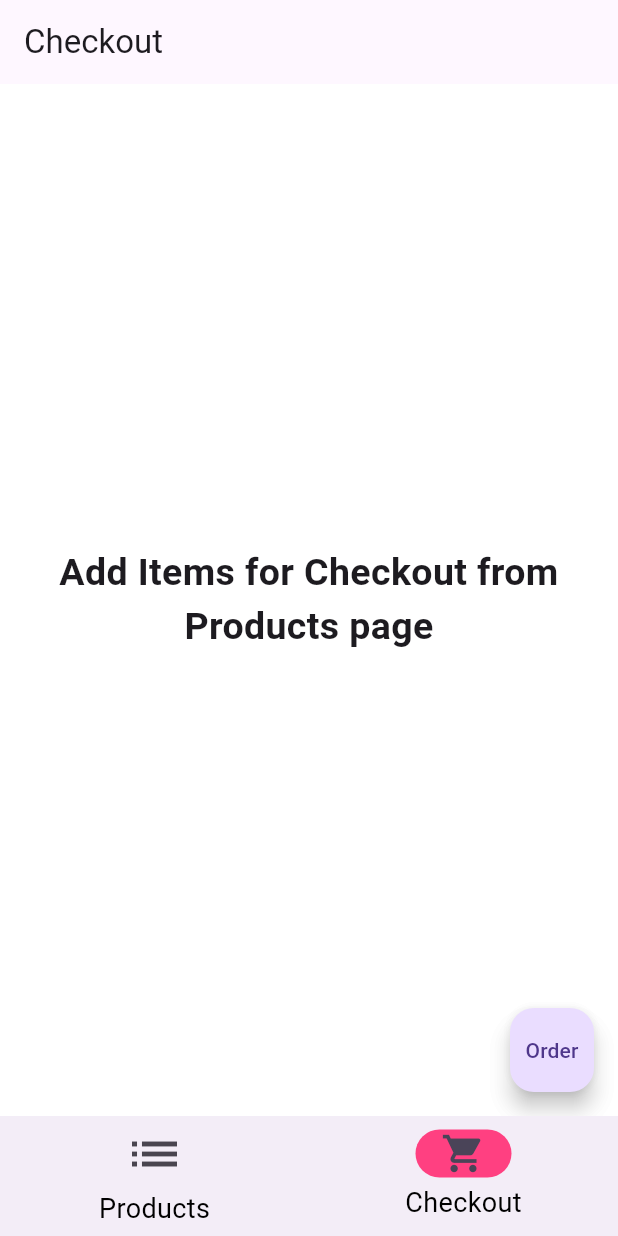
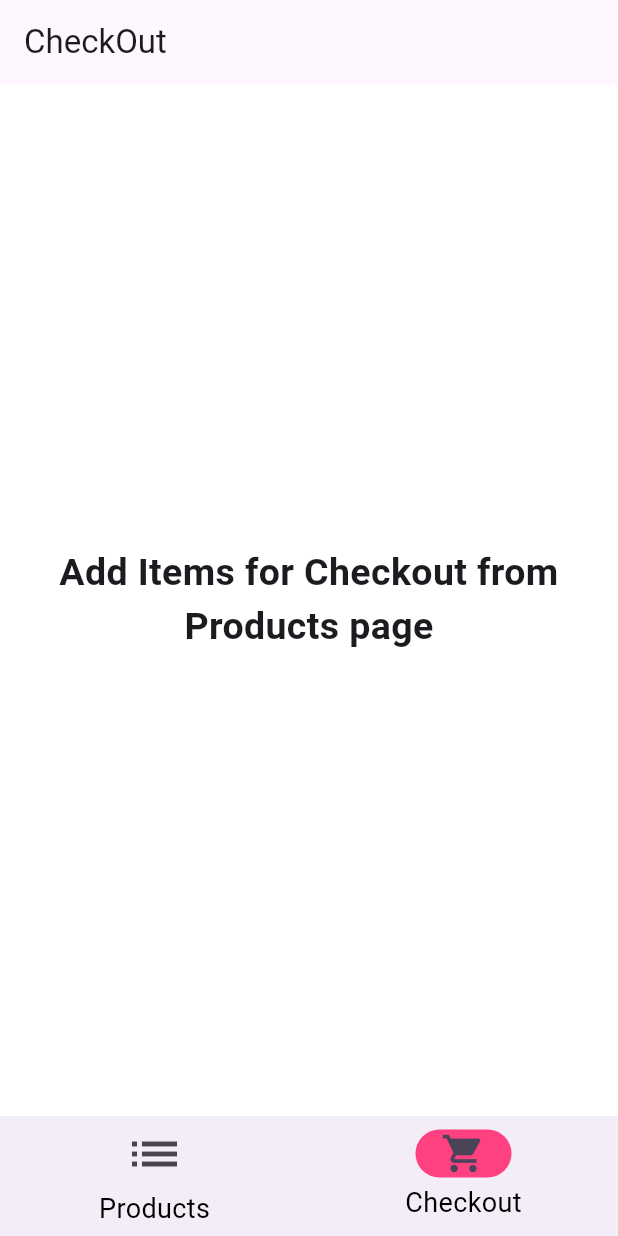
Before and after one commit to henry-dura/Simple-Shopping-App, a Flutter app: the screen it shows after launch, item 2 of the bottom bar chosen, on a phone screen of 412 x 824 dp. Run offline on Flutter 3.47's test engine with Material 3 defaults, Android fonts, the phone set to English and light mode, and no system bars.

Commit message:
make checkout a DataTable and update README scrnshots

```diff
--- a/lib/checkout_page.dart
+++ /dev/null
@@ -1,95 +0,0 @@
-import 'package:flutter/material.dart';
-import 'package:simple_shopping_app/order_successful.dart';
-
-import 'product_model.dart';
-
-class CheckOut extends StatefulWidget {
-  const CheckOut({super.key});
-  static List<ProductModel> cartedProducts = [];
-
-  @override
-  State<CheckOut> createState() => _CheckOutState();
-}
-
-class _CheckOutState extends State<CheckOut> {
-  @override
-  Widget build(BuildContext context) {
-    return Scaffold(
-      appBar: AppBar(
-        title: const Text('Checkout'),
-      ),
-      body: CheckOut.cartedProducts.isEmpty
-          ? const Center(
-              child: Text(
-              'Add Items for Checkout from Products page',
-              style: TextStyle(fontSize: 25,fontWeight: FontWeight.bold),
-                textAlign: TextAlign.center,
-            ))
-          : ListView.builder(
-              itemCount: CheckOut.cartedProducts.length,
-              itemBuilder: (BuildContext context, int index) {
-                final product = CheckOut.cartedProducts[index];
-                return Card(
-                  child: ListTile(
-                    leading: Container(
-                      color: Colors.blueGrey,
-                      height: 100,
-                      width: 100,
-                      child: Center(
-                          child: Text(
-                        product.image,
-                        style: const TextStyle(fontSize: 20),
-                      )),
-                    ),
-                    title: Text(
-                      product.title,
-                      style: const TextStyle(fontSize: 20),
-                    ),
-                    subtitle: Text(
-                      '\u20A6${product.price}',
-                      style: const TextStyle(fontSize: 18),
-                    ),
-                    trailing: IconButton(
-                      onPressed: () {
-                        setState(() {
-                          CheckOut.cartedProducts.removeAt(index);
-                        });
-                      },
-                      icon: const Icon(
-                        Icons.close,
-                        color: Colors.red,
-                        size: 35,
-                      ),
-                    ),
-                  ),
-                );
-              },
-            ),
-      floatingActionButton: FloatingActionButton(
-        onPressed: () {
-          if(CheckOut.cartedProducts.isNotEmpty){
-            setState(() {
-              CheckOut.cartedProducts = [];
-            });
-
-            Navigator.of(context).push(
-              MaterialPageRoute(
-                builder: (context) => const OrderSuccess(),
-              ),
-            );
-          }else{
-            ScaffoldMessenger.of(context).showSnackBar(
-              const SnackBar(
-                content: Text('No items added '),
-                duration: Duration(milliseconds: 500 ),
-              ),
-            );
-          }
-
-
-        },
-        child: const Text('Order'),
-      ),
-    );
-  }
-}
--- /dev/null
+++ b/lib/data_table.dart
@@ -0,0 +1,101 @@
+import 'package:flutter/material.dart';
+import 'package:simple_shopping_app/order_successful.dart';
+import 'package:simple_shopping_app/product_model.dart';
+
+
+const kHeadingStyle=TextStyle(fontSize: 20,fontWeight: FontWeight.bold);
+
+class CheckOutPage extends StatefulWidget {
+
+  static List<ProductModel> checkedOutProducts =[];
+
+  const CheckOutPage({super.key});
+
+
+  @override
+  _CheckOutPageState createState() => _CheckOutPageState();
+}
+
+class _CheckOutPageState extends State<CheckOutPage> {
+
+
+  double getTotalPrice() {
+    return CheckOutPage.checkedOutProducts.fold(0.0, (currentTotal, product) => currentTotal + product.price);
+  }
+
+
+  @override
+  Widget build(BuildContext context) {
+
+    return Scaffold(
+      backgroundColor: Colors.white,
+      appBar: AppBar(title: const Text('CheckOut'),),
+      body: CheckOutPage.checkedOutProducts.isEmpty ?
+      const Center(
+          child: Text(
+            'Add Items for Checkout from Products page',
+            style: TextStyle(fontSize: 25,fontWeight: FontWeight.bold),
+            textAlign: TextAlign.center,
+          )):
+      Column(
+        children: [
+          Expanded(
+            child: DataTable(
+              columns: const [
+                DataColumn(label: Text('Products',style: kHeadingStyle,)),
+                DataColumn(label: Text('Price',style: kHeadingStyle,)),
+                DataColumn(label: Text('Action',style: kHeadingStyle,)),
+              ],
+              rows: CheckOutPage.checkedOutProducts.map((item) {
+                return DataRow(cells: [
+                  DataCell(Text(item.title)),
+                  DataCell(Text('\u20A6${item.price}')),
+                  DataCell(IconButton(
+                    icon: const Icon(Icons.delete,color: Colors.red,),
+                    onPressed: () {
+                      int index = CheckOutPage.checkedOutProducts.indexOf(item);
+                    if(index != -1){
+                      setState(() {
+                        CheckOutPage.checkedOutProducts.removeAt(index);
+                      });
+                    }else{print('Index not found');}
+                      // Remove item from checkout
+                    },
+                  )),
+                ]);
+              }).toList()
+                ..add(DataRow(cells: [
+                  const DataCell(Text('Total',style: kHeadingStyle)),
+                  DataCell(Text('\u20A6${getTotalPrice()}',style: kHeadingStyle)),
+                  const DataCell(Text('')),
+                ])),
+            ),
+          ),
+          ElevatedButton(
+            style: ElevatedButton.styleFrom(
+
+              padding: const EdgeInsets.all(8),
+              backgroundColor: Colors.black // Background color
+            ),
+            onPressed: () {
+              if(CheckOutPage.checkedOutProducts.isNotEmpty){
+                setState(() {
+                  CheckOutPage.checkedOutProducts = [];
+                });
+
+                Navigator.of(context).push(
+                  MaterialPageRoute(
+                    builder: (context) => const OrderSuccess(),
+                  ),
+                );
+              }
+            },
+            child: const Text('Place Order',style: TextStyle(fontSize: 18,color: Colors.white),),
+          ),
+        ],
+      ) ,
+    );
+  }
+
+
+}
--- a/lib/home_page.dart
+++ b/lib/home_page.dart
@@ -1,5 +1,5 @@
 import 'package:flutter/material.dart';
-import 'package:simple_shopping_app/checkout_page.dart';
+import 'package:simple_shopping_app/data_table.dart';
 import 'package:simple_shopping_app/product_page.dart';
 
 class HomePage extends StatefulWidget {
@@ -43,7 +43,7 @@ class _HomePageState extends State<HomePage> {
       ),
       body: <Widget>[
         ProductPage(),
-        const CheckOut(),
+        const CheckOutPage(),
       ][currentPageIndex],
     );
   }
--- a/lib/main.dart
+++ b/lib/main.dart
@@ -1,5 +1,6 @@
 import 'package:flutter/material.dart';
 import 'package:simple_shopping_app/home_page.dart';
+
 
 
 void main() {
@@ -19,7 +20,7 @@ class MyApp extends StatelessWidget {
         useMaterial3: true,
         scaffoldBackgroundColor: Colors.white30,
       ),
-      home: const HomePage(),
+      home:  const HomePage(),
     );
   }
 }
```
Also changed, not shown: lib/product_page.dart (+6 -4 lines), 2 other files.
